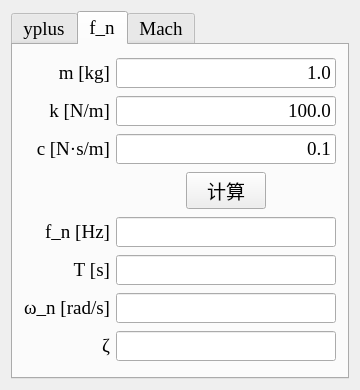
This is src/mainwindow.ui in huarkiou/HKUtools as Qt 5 draws it before an edit. The edited form follows.
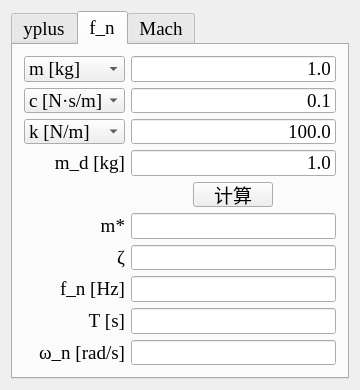
This is the edited form. The open tabs and pages were chosen to show the change. Icons and pictures are not drawn.

Commit message: 振动部分实现输入参数为质量比、阻尼比、固有频率的计算

The edit to the form file:
```diff
--- a/src/mainwindow.ui
+++ b/src/mainwindow.ui
@@ -279,56 +279,38 @@
         <string>f_n</string>
        </attribute>
        <layout class="QGridLayout" name="gridLayout_02">
-        <item row="0" column="0">
-         <widget class="QLabel" name="label_mass_02">
-          <property name="text">
-           <string>m [kg]</string>
-          </property>
-          <property name="textFormat">
-           <enum>Qt::PlainText</enum>
-          </property>
+        <item row="11" column="1">
+         <widget class="QLineEdit" name="lineEdit_period_02">
           <property name="alignment">
            <set>Qt::AlignRight|Qt::AlignTrailing|Qt::AlignVCenter</set>
           </property>
          </widget>
         </item>
-        <item row="0" column="1">
-         <widget class="QLineEdit" name="lineEdit_mass_02">
-          <property name="text">
-           <string>1.0</string>
-          </property>
-          <property name="alignment">
-           <set>Qt::AlignRight|Qt::AlignTrailing|Qt::AlignVCenter</set>
-          </property>
-         </widget>
-        </item>
-        <item row="1" column="0">
-         <widget class="QLabel" name="label_stiffness_02">
+        <item row="4" column="0">
+         <widget class="QComboBox" name="comboBox_stiffness_input_02">
+          <item>
           <property name="text">
            <string>k [N/m]</string>
           </property>
-          <property name="textFormat">
-           <enum>Qt::PlainText</enum>
-          </property>
-          <property name="alignment">
-           <set>Qt::AlignRight|Qt::AlignTrailing|Qt::AlignVCenter</set>
-          </property>
-         </widget>
-        </item>
-        <item row="1" column="1">
-         <widget class="QLineEdit" name="lineEdit_stiffness_02">
+          </item>
+          <item>
           <property name="text">
-           <string>100.0</string>
-          </property>
+            <string>f_n [Hz]</string>
+           </property>
+          </item>
+         </widget>
+        </item>
+        <item row="8" column="1">
+         <widget class="QLineEdit" name="lineEdit_mass_output_02">
           <property name="alignment">
            <set>Qt::AlignRight|Qt::AlignTrailing|Qt::AlignVCenter</set>
           </property>
          </widget>
         </item>
-        <item row="2" column="0">
-         <widget class="QLabel" name="label_damping_02">
+        <item row="9" column="0">
+         <widget class="QLabel" name="label_damping_output_02">
           <property name="text">
-           <string>c [N·s/m]</string>
+           <string>ζ</string>
           </property>
           <property name="textFormat">
            <enum>Qt::PlainText</enum>
@@ -338,17 +320,7 @@
           </property>
          </widget>
         </item>
-        <item row="2" column="1">
-         <widget class="QLineEdit" name="lineEdit_damping_02">
-          <property name="text">
-           <string>0.1</string>
-          </property>
-          <property name="alignment">
-           <set>Qt::AlignRight|Qt::AlignTrailing|Qt::AlignVCenter</set>
-          </property>
-         </widget>
-        </item>
-        <item row="3" column="1" alignment="Qt::AlignHCenter">
+        <item row="7" column="1" alignment="Qt::AlignHCenter">
          <widget class="QPushButton" name="pushButton_calculate_02">
           <property name="sizePolicy">
            <sizepolicy hsizetype="Fixed" vsizetype="Fixed">
@@ -361,47 +333,7 @@
           </property>
          </widget>
         </item>
-        <item row="4" column="0">
-         <widget class="QLabel" name="label_naturalfrequency_02">
-          <property name="text">
-           <string>f_n [Hz]</string>
-          </property>
-          <property name="textFormat">
-           <enum>Qt::PlainText</enum>
-          </property>
-          <property name="alignment">
-           <set>Qt::AlignRight|Qt::AlignTrailing|Qt::AlignVCenter</set>
-          </property>
-         </widget>
-        </item>
-        <item row="4" column="1">
-         <widget class="QLineEdit" name="lineEdit_naturalfrequency_02">
-          <property name="alignment">
-           <set>Qt::AlignRight|Qt::AlignTrailing|Qt::AlignVCenter</set>
-          </property>
-         </widget>
-        </item>
-        <item row="5" column="0">
-         <widget class="QLabel" name="label_period_02">
-          <property name="text">
-           <string>T [s]</string>
-          </property>
-          <property name="textFormat">
-           <enum>Qt::PlainText</enum>
-          </property>
-          <property name="alignment">
-           <set>Qt::AlignRight|Qt::AlignTrailing|Qt::AlignVCenter</set>
-          </property>
-         </widget>
-        </item>
-        <item row="5" column="1">
-         <widget class="QLineEdit" name="lineEdit_period_02">
-          <property name="alignment">
-           <set>Qt::AlignRight|Qt::AlignTrailing|Qt::AlignVCenter</set>
-          </property>
-         </widget>
-        </item>
-        <item row="6" column="0">
+        <item row="12" column="0">
          <widget class="QLabel" name="label_circlefrequency_02">
           <property name="text">
            <string>ω_n [rad/s]</string>
@@ -414,17 +346,112 @@
           </property>
          </widget>
         </item>
-        <item row="6" column="1">
+        <item row="10" column="0">
+         <widget class="QLabel" name="label_stiffness_output_02">
+          <property name="text">
+           <string>f_n [Hz]</string>
+          </property>
+          <property name="textFormat">
+           <enum>Qt::PlainText</enum>
+          </property>
+          <property name="alignment">
+           <set>Qt::AlignRight|Qt::AlignTrailing|Qt::AlignVCenter</set>
+          </property>
+         </widget>
+        </item>
+        <item row="10" column="1">
+         <widget class="QLineEdit" name="lineEdit_stiffness_output_02">
+          <property name="alignment">
+           <set>Qt::AlignRight|Qt::AlignTrailing|Qt::AlignVCenter</set>
+          </property>
+         </widget>
+        </item>
+        <item row="8" column="0">
+         <widget class="QLabel" name="label_mass_output_02">
+          <property name="text">
+           <string>m*</string>
+          </property>
+          <property name="alignment">
+           <set>Qt::AlignRight|Qt::AlignTrailing|Qt::AlignVCenter</set>
+          </property>
+         </widget>
+        </item>
+        <item row="0" column="0">
+         <widget class="QComboBox" name="comboBox_mass_input_02">
+          <item>
+           <property name="text">
+            <string>m [kg]</string>
+           </property>
+          </item>
+          <item>
+           <property name="text">
+            <string>m*</string>
+           </property>
+          </item>
+         </widget>
+        </item>
+        <item row="2" column="0">
+         <widget class="QComboBox" name="comboBox_damping_input_02">
+          <item>
+           <property name="text">
+            <string>c [N·s/m]</string>
+           </property>
+          </item>
+          <item>
+           <property name="text">
+            <string>ζ</string>
+           </property>
+          </item>
+         </widget>
+        </item>
+        <item row="5" column="1">
+         <widget class="QLineEdit" name="lineEdit_mass_displaced_02">
+          <property name="text">
+           <string>1.0</string>
+          </property>
+          <property name="alignment">
+           <set>Qt::AlignRight|Qt::AlignTrailing|Qt::AlignVCenter</set>
+          </property>
+         </widget>
+        </item>
+        <item row="9" column="1">
+         <widget class="QLineEdit" name="lineEdit_damping_output_02">
+          <property name="alignment">
+           <set>Qt::AlignRight|Qt::AlignTrailing|Qt::AlignVCenter</set>
+          </property>
+         </widget>
+        </item>
+        <item row="2" column="1">
+         <widget class="QLineEdit" name="lineEdit_damping_input_02">
+          <property name="text">
+           <string>0.1</string>
+          </property>
+          <property name="alignment">
+           <set>Qt::AlignRight|Qt::AlignTrailing|Qt::AlignVCenter</set>
+          </property>
+         </widget>
+        </item>
+        <item row="4" column="1">
+         <widget class="QLineEdit" name="lineEdit_stiffness_input_02">
+          <property name="text">
+           <string>100.0</string>
+          </property>
+          <property name="alignment">
+           <set>Qt::AlignRight|Qt::AlignTrailing|Qt::AlignVCenter</set>
+          </property>
+         </widget>
+        </item>
+        <item row="12" column="1">
          <widget class="QLineEdit" name="lineEdit_circlefrequency_02">
           <property name="alignment">
            <set>Qt::AlignRight|Qt::AlignTrailing|Qt::AlignVCenter</set>
           </property>
          </widget>
         </item>
-        <item row="7" column="0">
-         <widget class="QLabel" name="label_dampingratio_02">
+        <item row="11" column="0">
+         <widget class="QLabel" name="label_period_02">
           <property name="text">
-           <string>ζ</string>
+           <string>T [s]</string>
           </property>
           <property name="textFormat">
            <enum>Qt::PlainText</enum>
@@ -434,8 +461,21 @@
           </property>
          </widget>
         </item>
-        <item row="7" column="1">
-         <widget class="QLineEdit" name="lineEdit_dampingratio_02">
+        <item row="0" column="1">
+         <widget class="QLineEdit" name="lineEdit_mass_input_02">
+          <property name="text">
+           <string>1.0</string>
+          </property>
+          <property name="alignment">
+           <set>Qt::AlignRight|Qt::AlignTrailing|Qt::AlignVCenter</set>
+          </property>
+         </widget>
+        </item>
+        <item row="5" column="0">
+         <widget class="QLabel" name="label_mass_displaced_02">
+          <property name="text">
+           <string>m_d [kg]</string>
+          </property>
           <property name="alignment">
            <set>Qt::AlignRight|Qt::AlignTrailing|Qt::AlignVCenter</set>
           </property>
```
Left out of the diff: 18 changed lines with no effect on the pictures. Lines whose indentation alone changed are shown as unchanged. The commit also changes 2 other files.
